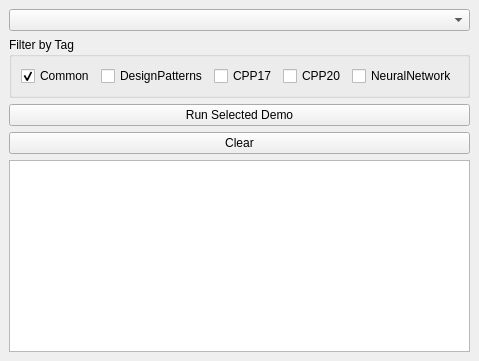
Old version of the form ModernCppQTApp/src/mainwindow.ui in the repository pawcijo/CppPlayground.
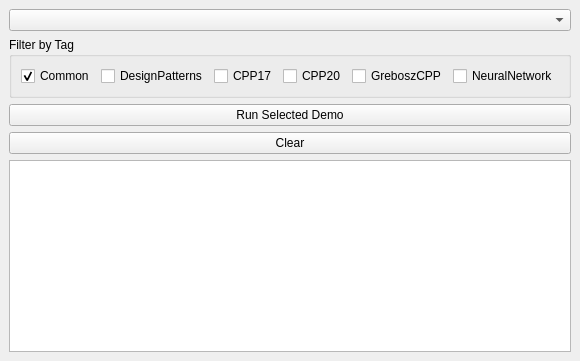
New version of the form.

The edit to the form file:
```diff
--- a/ModernCppQTApp/src/mainwindow.ui
+++ b/ModernCppQTApp/src/mainwindow.ui
@@ -45,6 +45,13 @@
          </property>
         </widget>
        </item>
+       <item>
+        <widget class="QCheckBox" name="tagGreboszCPP">
+         <property name="text">
+          <string>GreboszCPP</string>
+         </property>
+        </widget>
+       </item>
        <item>
         <widget class="QCheckBox" name="tagNeuralNetwork">
          <property name="text">
```
